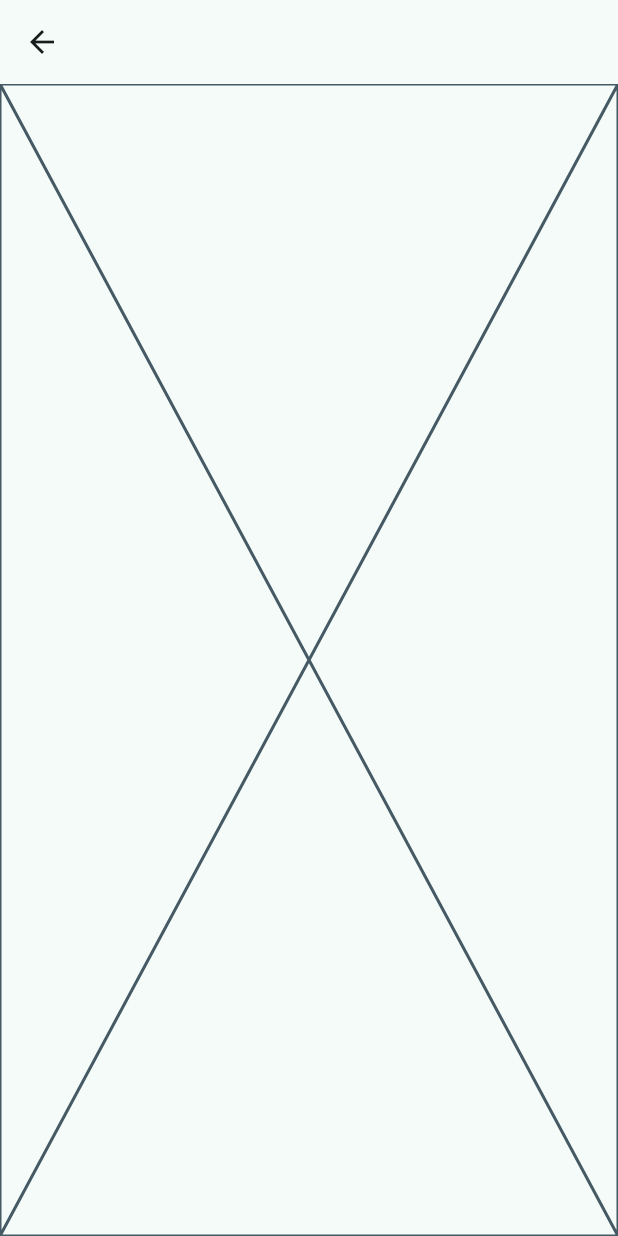
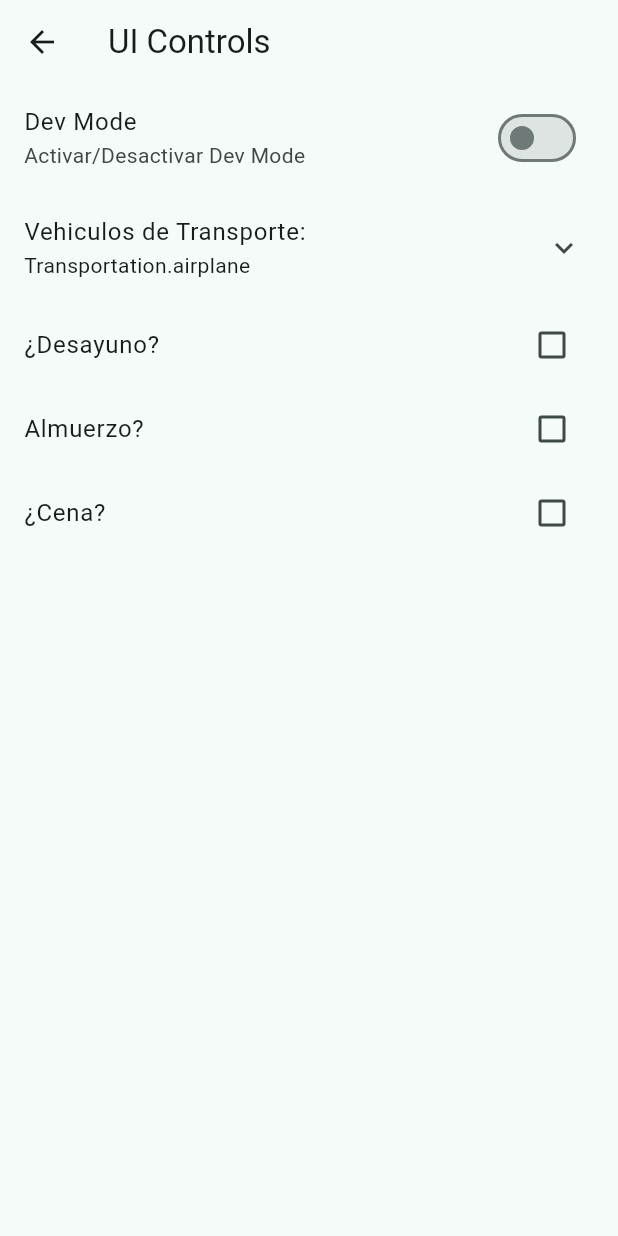
Before and after one commit to JToquica/widgets_app, a Flutter app: the UIControlsScreen screen opened directly, on a phone screen of 412 x 824 dp. Run offline on Flutter 3.47's test engine with Material 2 defaults, Android fonts, the phone set to English and light mode, and no system bars; our stand-ins replace go_router.

Commit message:
UI Controls Terminado

```diff
--- a/lib/config/router/app_router.dart
+++ b/lib/config/router/app_router.dart
@@ -30,5 +30,15 @@ final appRouter = GoRouter(
       path: '/snackbars',
       builder: (context, state) => const SnackbarScreen(),
     ),
+    GoRoute(
+      name: AnimatedScreen.name,
+      path: '/animated',
+      builder: (context, state) => const AnimatedScreen(),
+    ),
+    GoRoute(
+      name: UIControlsScreen.name,
+      path: '/ui-controls',
+      builder: (context, state) => const UIControlsScreen(),
+    ),
   ],
 );
--- a/lib/presentation/screen/ui_controls/ui_controls_screen.dart
+++ b/lib/presentation/screen/ui_controls/ui_controls_screen.dart
@@ -9,9 +9,119 @@ class UIControlsScreen extends StatelessWidget {
   Widget build(BuildContext context) {
     return Scaffold(
       appBar: AppBar(
-        title: const Text(''),
+        title: const Text('UI Controls'),
       ),
-      body: const Placeholder(),
+      body: const _UIControlView(),
     );
   }
 }
+
+class _UIControlView extends StatefulWidget {
+  const _UIControlView();
+
+  @override
+  State<_UIControlView> createState() => _UIControlViewState();
+}
+
+enum Transportation { car, plane, boat, submarine, airplane }
+
+class _UIControlViewState extends State<_UIControlView> {
+  bool isDeveloper = false;
+  Transportation selectedTransportation = Transportation.airplane;
+  bool wantsBreakfast = false;
+  bool wantsLunch = false;
+  bool wantsDinner = false;
+
+  @override
+  Widget build(BuildContext context) {
+    return ListView(
+      physics: const ClampingScrollPhysics(),
+      children: [
+        SwitchListTile(
+          title: const Text("Dev Mode"),
+          subtitle: const Text("Activar/Desactivar Dev Mode"),
+          value: isDeveloper,
+          onChanged: (value) {
+            isDeveloper = value;
+            setState(() {});
+          },
+        ),
+        ExpansionTile(
+          title: const Text("Vehiculos de Transporte:"),
+          subtitle: Text("$selectedTransportation"),
+          children: [
+            RadioListTile(
+              title: const Text("Car"),
+              value: Transportation.car,
+              groupValue: selectedTransportation,
+              onChanged: (value) {
+                selectedTransportation = value!;
+                setState(() {});
+              },
+            ),
+            RadioListTile(
+              title: const Text("Airplane"),
+              value: Transportation.airplane,
+              groupValue: selectedTransportation,
+              onChanged: (value) {
+                selectedTransportation = value!;
+                setState(() {});
+              },
+            ),
+            RadioListTile(
+              title: const Text("Boat"),
+              value: Transportation.boat,
+              groupValue: selectedTransportation,
+              onChanged: (value) {
+                selectedTransportation = value!;
+                setState(() {});
+              },
+            ),
+            RadioListTile(
+              title: const Text("Plane"),
+              value: Transportation.plane,
+              groupValue: selectedTransportation,
+              onChanged: (value) {
+                selectedTransportation = value!;
+                setState(() {});
+              },
+            ),
+            RadioListTile(
+              title: const Text("Submarine"),
+              value: Transportation.submarine,
+              groupValue: selectedTransportation,
+              onChanged: (value) {
+                selectedTransportation = value!;
+                setState(() {});
+              },
+            ),
+          ],
+        ),
+        CheckboxListTile(
+          title: const Text("¿Desayuno?"),
+          value: wantsBreakfast,
+          onChanged: (value) {
+            wantsBreakfast = value!;
+            setState(() {});
+          },
+        ),
+        CheckboxListTile(
+          title: const Text("Almuerzo?"),
+          value: wantsLunch,
+          onChanged: (value) {
+            wantsLunch = value!;
+            setState(() {});
+          },
+        ),
+        CheckboxListTile(
+          title: const Text("¿Cena?"),
+          value: wantsDinner,
+          onChanged: (value) {
+            wantsDinner = value!;
+            setState(() {});
+          },
+        ),
+      ],
+    );
+  }
+}
```
Also changed, not shown: lib/config/menu/menu_items.dart (+12 -0 lines), lib/presentation/screen/animated/animated_screen.dart (+47 -3 lines).
